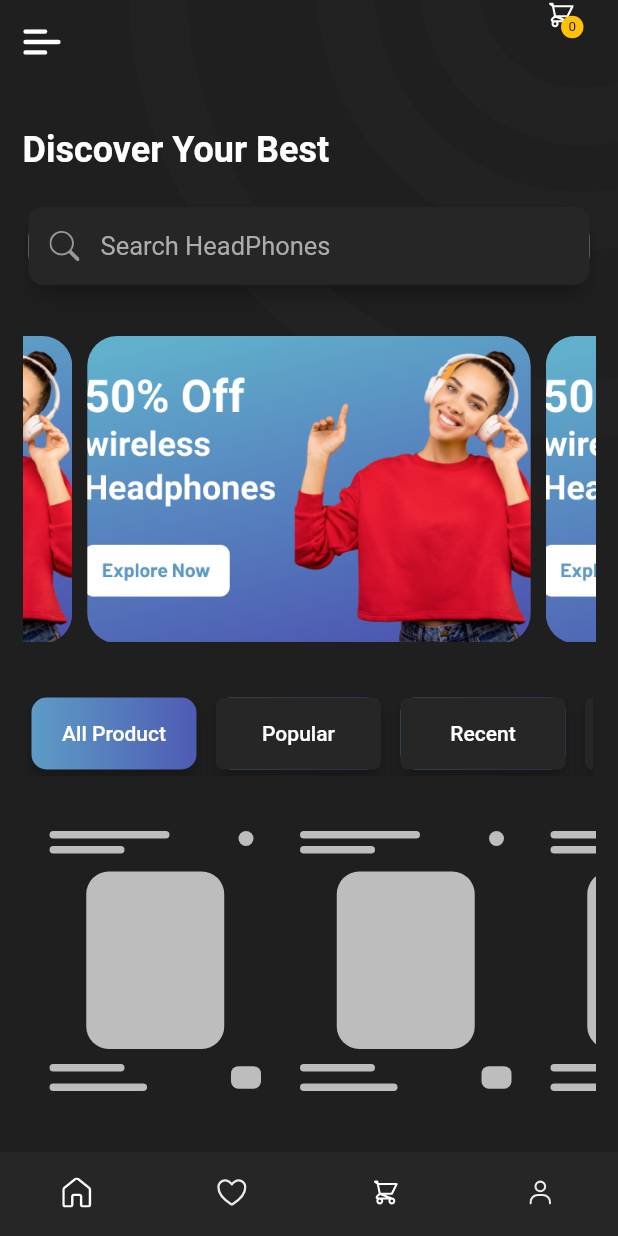
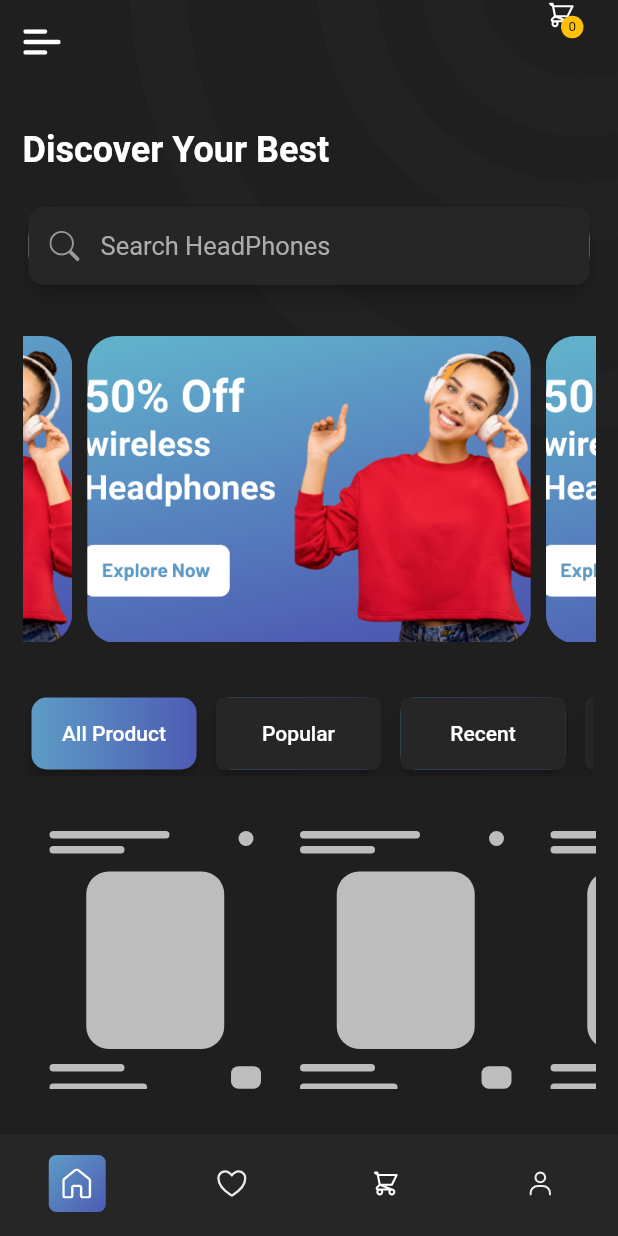
Before and after one commit to teezcode/headphone_shop, a Flutter app: the NavigationContainer screen opened directly, on a phone screen of 412 x 824 dp. Run offline on Flutter 3.47's test engine with Material 2 defaults, Android fonts, the phone set to English and light mode, and no system bars; drawn by our look-alikes of carousel_slider, shimmer; our stand-ins replace flutter_bloc, flutter_svg; missing offline and left inert: slidable_button.

Commit message:
rebuilt the buttom navigation

```diff
--- a/lib/ui/screens/home_screen.dart
+++ b/lib/ui/screens/home_screen.dart
@@ -186,13 +186,13 @@ class _HomeScreenState extends State<HomeScreen> {
                         height: 350,
                           child: BoxShimmer());
                     } else if(state is HomeSuccessState){
-                      return BlocListener<FavouriteCubit, FavouriteState>(
+                      return BlocConsumer<FavouriteCubit, FavouriteState>(
                         listener:(_,state){
                           if(state is AddedToFavourite){
                             ScaffoldMessenger.of(context).showSnackBar(SnackBar(content: Text('${state.product.name} Added to Favourite')));
                           }
                         },
-                        child: SizedBox(
+                        builder: (_,__)=> SizedBox(
                           height: 300,
                           child: ListView.builder(
                               scrollDirection: Axis.horizontal,
--- a/lib/ui/widgets/navigation_container.dart
+++ b/lib/ui/widgets/navigation_container.dart
@@ -46,6 +46,7 @@ class _NavigationContainerState extends State<NavigationContainer> {
           child: _pages[_selectedPageIndex],
         ),
         bottomNavigationBar: BottomNavigationBar(
+          currentIndex: _selectedPageIndex,
          showSelectedLabels: false,
           showUnselectedLabels: false,
           elevation: 3,
@@ -54,13 +55,36 @@ class _NavigationContainerState extends State<NavigationContainer> {
           selectedItemColor: Colors.red,
           onTap: (index) => setState(() => _selectedPageIndex = index),
           items: [
-            BottomNavigationBarItem(icon: SvgPicture.asset('svgs/home.svg',width: 20,height: 25,),label: "Home"),
-            BottomNavigationBarItem(icon: SvgPicture.asset('svgs/fav.svg',width: 20,height: 25,),label: "Home"),
-            BottomNavigationBarItem(icon: SvgPicture.asset('svgs/cart.svg',width: 20,height: 25,),label: "Home"),
-            BottomNavigationBarItem(icon: SvgPicture.asset('svgs/profile.svg',width: 20,height: 25,),label: "Home"),
+            BottomNavigationBarItem(icon: SvgPicture.asset('svgs/home.svg',width: 20,height: 25,),label: "Home",activeIcon: SelectedIcon(child:SvgPicture.asset('svgs/home.svg',width: 20,height: 25,),)),
+            BottomNavigationBarItem(icon: SvgPicture.asset('svgs/fav.svg',width: 20,height: 25,),label: "Home",activeIcon: SelectedIcon(child:SvgPicture.asset('svgs/fav.svg',width: 20,height: 25,),)),
+            BottomNavigationBarItem(icon: SvgPicture.asset('svgs/cart.svg',width: 20,height: 25,),label: "Home",activeIcon: SelectedIcon(child:SvgPicture.asset('svgs/cart.svg',width: 20,height: 25,),)),
+            BottomNavigationBarItem(icon: SvgPicture.asset('svgs/profile.svg',width: 20,height: 25,),label: "Home",activeIcon: SelectedIcon(child:SvgPicture.asset('svgs/profile.svg',width: 20,height: 25,))),
             ],
         ),
       ),
     );
   }
 }
+
+class SelectedIcon extends StatelessWidget {
+  final Widget child;
+  const SelectedIcon({Key? key, required this.child}) : super(key: key);
+
+  @override
+  Widget build(BuildContext context) {
+    return Container(
+      decoration: BoxDecoration(
+          gradient: const LinearGradient(
+              colors: [
+                Color(0xff5D9CC6),
+                Color(0xff4E5BB3)
+              ],
+              begin: Alignment.topLeft,
+              end: Alignment.bottomRight),
+          borderRadius: BorderRadius.circular(5)),
+      width: 38,
+      height: 38,
+      child: Center(child: child),
+    );
+  }
+}
--- a/lib/ui/widgets/product_card.dart
+++ b/lib/ui/widgets/product_card.dart
@@ -20,9 +20,11 @@ class ProductCard extends StatelessWidget {
     required this.headPhonesDataModel,
   }) : super(key: key);
 
+    bool isClicked (BuildContext context){
+      return context.read<FavouriteCubit>().favouriteItem.any((item) => item.id == headPhonesDataModel.id);
+    }
   @override
   Widget build(BuildContext context) {
-    bool isClicked = false;
     return BlocBuilder<HomeBloc, HomeState>(
       builder: (_, state) {
         return Container(
@@ -76,7 +78,7 @@ class ProductCard extends StatelessWidget {
                         onTap: () {
                           context.read<FavouriteCubit>().toggleFavourite(headPhonesDataModel);
                         },
-                        child:Icon(Icons.favorite_border,size: 20,color: Colors.grey,)
+                        child: isClicked(context) ? const Icon(Icons.favorite,size: 20,color: Colors.red,) : const Icon(Icons.favorite_border,size: 20,color: Colors.grey,)
                       ),
                   ],
                 ),
```
